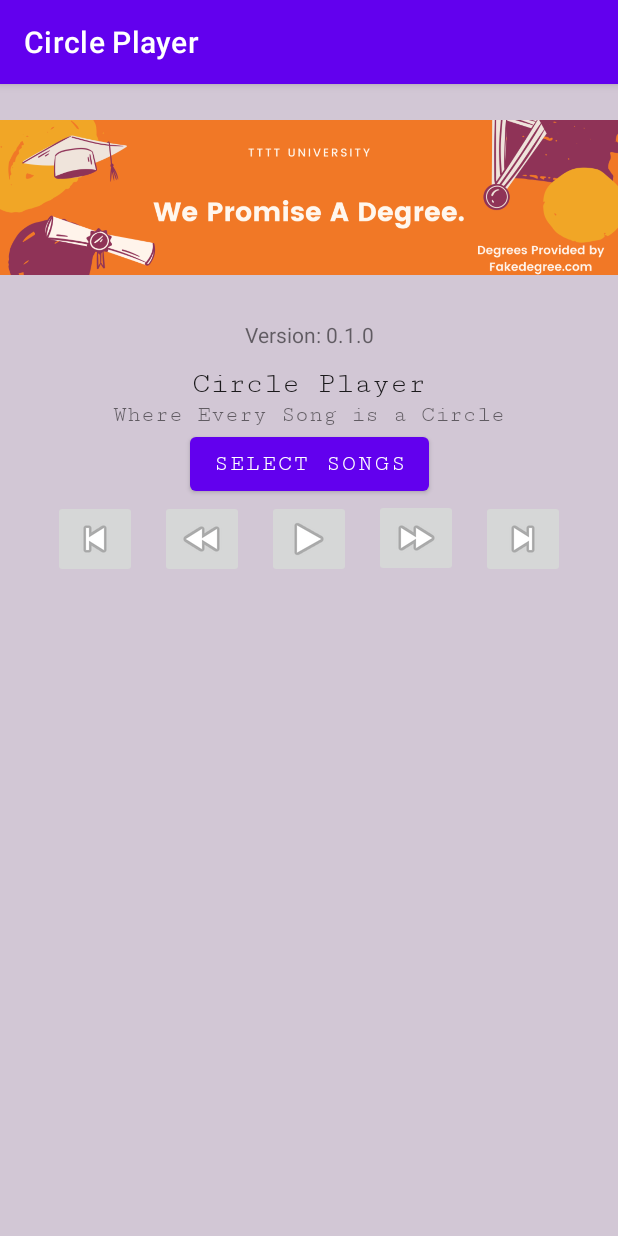
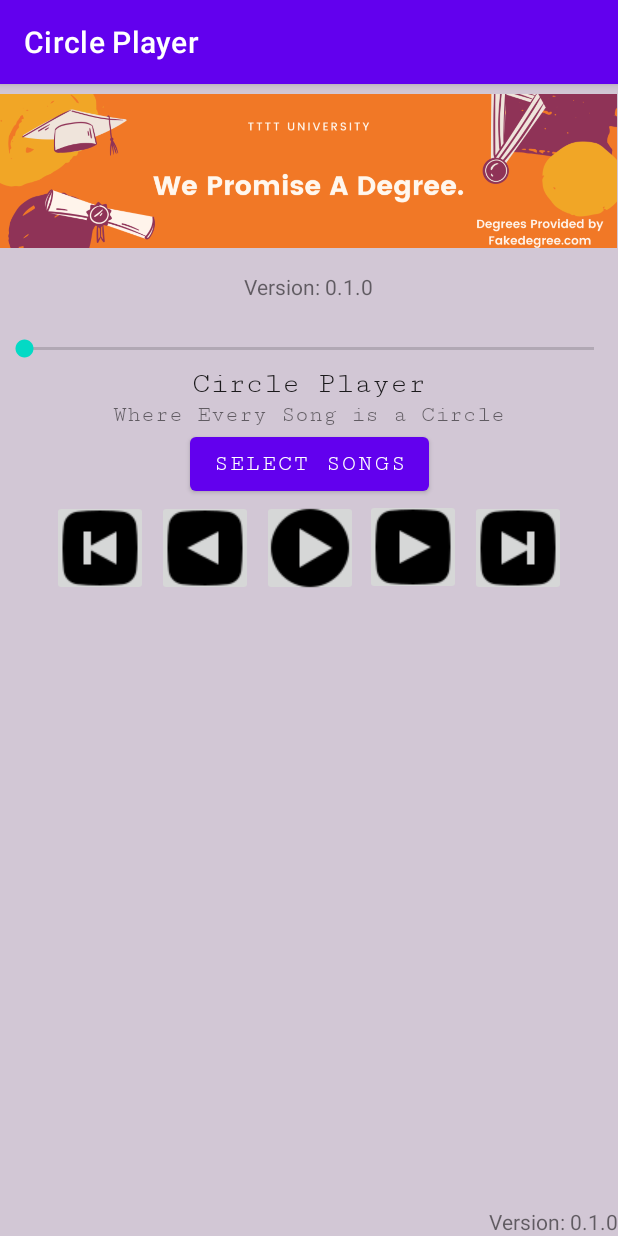
Before and after one commit to CalebEpps/MusicPlayer, an Android app: the screen it shows after launch (MainActivity), on a phone screen of 412 x 824 dp. Run offline under Robolectric (Android 15) with nearby library versions, the phone set to English and light mode, and no system bars; libraries missing offline, so code that uses them is left out: abhishekti7.unicorn.filepicker, com.github.florent37.viewanimator, org.json.simple; 5 statements that could not run were skipped.

Commit message:
- Added a Usable Seek Bar - Added a timer that displays the song's time. - Updated the button icons
- TODO:Scream.

```diff
--- a/app/src/main/java/com/example/musicplayer/MainActivity.java
+++ b/app/src/main/java/com/example/musicplayer/MainActivity.java
@@ -3,24 +3,23 @@ package com.example.musicplayer;
 import static android.content.ContentValues.TAG;
 
 import android.Manifest;
+import android.app.AlarmManager;
+import android.app.PendingIntent;
 import android.content.Context;
 import android.content.Intent;
 import android.content.pm.ActivityInfo;
 import android.content.pm.PackageManager;
-import android.graphics.drawable.Drawable;
 import android.media.MediaPlayer;
 import android.os.Build;
 import android.os.Bundle;
 import android.os.Environment;
 import android.os.Handler;
-import android.text.Editable;
-import android.text.TextWatcher;
 import android.util.Log;
 import android.view.View;
 import android.widget.Button;
-import android.widget.EditText;
 import android.widget.ImageButton;
 import android.widget.ImageView;
+import android.widget.SeekBar;
 import android.widget.TextView;
 import android.widget.Toast;
 
@@ -35,6 +34,7 @@ import androidx.recyclerview.widget.RecyclerView;
 import java.io.File;
 import java.io.IOException;
 import java.util.ArrayList;
+import java.util.Calendar;
 
 import abhishekti7.unicorn.filepicker.UnicornFilePicker;
 import abhishekti7.unicorn.filepicker.utils.Constants;
@@ -71,16 +71,13 @@ public class MainActivity extends AppCompatActivity {
     // Only allows the user to choose popular audio file types.
     String[] filters = {"mp3","ogg","wav","m4a"};
 
-    // This boolean is no longer used. It WAS being used for testing purposes regarding the rw and ff functionality
-    boolean progressEnable = true;
-
-    String temp = null;
-
     // Here we declare our handler. It allows us to run things asyncronously on the same
     // or different threads.
     Handler handler = new Handler();
     // This is the image view of our banner. We'll initialize it a bit later.
     ImageView adBanner;
+    TextView currentTimePlaying;
+    SeekBar seekBar;
 
     // These variables are used to process and run the ad banners. :)
     int[] adBannerPaths = {R.drawable.ad_one, R.drawable.ad_two, R.drawable.ad_three, R.drawable.ad_four,
@@ -88,7 +85,7 @@ public class MainActivity extends AppCompatActivity {
     CyclicDoubleInt adBannerCDLL = new CyclicDoubleInt();
     CyclicDoubleInt.IntNode currentAd;
     // This runnable is infinite and runs every few seconds to change our banner ad.
-    Runnable runnable = new Runnable() {
+    Runnable adRunnable = new Runnable() {
         @Override
         public void run() {
     // Set our image to the next ad in the currentAd CDLL
@@ -96,16 +93,36 @@ public class MainActivity extends AppCompatActivity {
             adBanner.setImageDrawable(getResources().getDrawable(currentAd.data));
             // This works kinda like recursion, the runnable infinitely calls itself because we want the ad to infinitely cycle
             // while the app is open :D
-            handler.postDelayed(runnable, 8000);
+            handler.postDelayed(adRunnable, 8000);
+        }
+    };
+// BRUUH I DID IT.
+    // Okay so this is a time Runnable. It asyncrounously loads the time for the mediaplyer every second and displays it on the screen in a textview, no toast needed!
+    Runnable timeRunnable = new Runnable() {
+        @Override
+        public void run() {
+            int timeInSong = mp.getCurrentPosition();
+            currentTimePlaying.setText((String.format("%02d", timeInSong / 3600000)) + ":" + String.format("%02d",(timeInSong / 1000 / 60)) + ":" + String.format("%02d", (timeInSong / 1000) % 60));
+            handler.postDelayed(timeRunnable, 1000);
+
+        }
+    };
+// This seekbar runnable updates the seek bar every second :D
+    Runnable seekBarRunnable = new Runnable() {
+        @Override
+        public void run() {
+            if(mp != null) {
+                int currentPlace = mp.getCurrentPosition() / 1000;
+                seekBar.setProgress(currentPlace);
+            }
+            handler.postDelayed(seekBarRunnable, 1000);
         }
     };
 
+
+
 // This string is important for setting up our title to display. :D
     String currentlyPlaying;
-
-
-
-
 
     // onCreate Method for doing... Everything? That needs to be done at startup.
     // Dr. Dasgupta, can I have an entire class period to go over this method plz?
@@ -124,8 +141,22 @@ public class MainActivity extends AppCompatActivity {
         // This is the VERY first thing that runs and it makes sure that we have the permission to access the user's files for reading and writing songs. :)
         permissionCheck(Manifest.permission.WRITE_EXTERNAL_STORAGE, STORAGE_PERMISSION_CODE);
 
+        // Just Grabbing our buttons for java code. Don't mind it.
+        Button selectButton = findViewById(R.id.fileSelectBtn);
+        // STOP BUTTON IS INACTIVE. CAN BE ADDED BACK BY UNCOMMENTING RELEVANT CODE
+        // ImageButton stopButton = findViewById(R.id.StopButton);
+        ImageButton playButton = findViewById(R.id.playButton);
+        ImageButton skipButton = findViewById(R.id.NextBtn);
+        ImageButton prevButton = findViewById(R.id.previousBtn);
+        ImageButton ffBtn = findViewById(R.id.FFBtn);
+        ImageButton rewBtn = findViewById(R.id.rewBtn);
+
         // Initialize our ad banner variable
         adBanner = findViewById(R.id.rotatingAds);
+        // This is the song timer.
+        currentTimePlaying = findViewById(R.id.songTime);
+        // this is the seekbar variable :D
+        seekBar = findViewById(R.id.seekBar);
 
         // For loop that populates our like... 22nd CDLL at this point.
         // REMEMBER: R.id.* are all integers. We re-use our Int CDLL.
@@ -135,7 +166,10 @@ public class MainActivity extends AppCompatActivity {
         // Set the first ad to the head of our CDLL.
         currentAd = adBannerCDLL.head;
         // This asyncronously runs our delayed code to cycle the CDLL of our ad banners.
-        handler.postDelayed(runnable,0);
+        handler.postDelayed(adRunnable,0);
+        // Gotta start ALL THE HANDLER RUNNABLES LET'S GOOOOO
+        handler.postDelayed(seekBarRunnable,0);
+
 
         // Quickly Populates our recycler view song list... IIIIIIIF there are entries
         songArr = parser.getEntries();
@@ -144,6 +178,7 @@ public class MainActivity extends AppCompatActivity {
             SongAdapter adapter = new SongAdapter(songArr);
             recyclerView.setHasFixedSize(false);
             recyclerView.setLayoutManager(new LinearLayoutManager(this));
+            handler.postDelayed(timeRunnable,0);
             // Populates our CDLL With songs at startup.
             for (Song song : songArr) {
                 CDLList.insertNode(song);
@@ -180,17 +215,16 @@ public class MainActivity extends AppCompatActivity {
             @Override
             public void onPrepared(MediaPlayer mp) {
                 // Okay so this will start our audio ONCE IT'S READY
+                playButton.setImageDrawable(getResources().getDrawable(R.drawable.pause_btn));
                 currentlyPlaying = nextSong.song.getTitle();
                 songTitle.setText(currentlyPlaying);
                 currentlyPlayingText.setText("Currently Playing:");
-                toastGeneric("The Total Time for this Track is: " + mp.getDuration() / 1000 + " Seconds.");
+                seekBar.setMax(mp.getDuration() / 1000);
+             //   toastGeneric("The Total Time for this Track is: " + mp.getDuration() / 1000 + " Seconds.");
                 mp.start();
               //  isMPPlaying = true;
             }
         });
-
-
-
 
 
         // What happens when the song is done.
@@ -204,8 +238,8 @@ public class MainActivity extends AppCompatActivity {
                                 nextSong = nextSong.next;
 
                             }
+                            String pathToPlay = nextSong.song.getPath();
 
-                            String pathToPlay = nextSong.song.getPath();
 
                             try {
                                 mp.setDataSource(pathToPlay);
@@ -222,16 +256,28 @@ public class MainActivity extends AppCompatActivity {
                 }
 
         );
+// This is what happens when our seek bar is touched :O CRAZY SHIT DUDE I SWEAR TO GOD
+        seekBar.setOnSeekBarChangeListener(new SeekBar.OnSeekBarChangeListener() {
 
-        // Just Grabbing our buttons for java code. Don't mind it.
-        Button selectButton = findViewById(R.id.fileSelectBtn);
-        // STOP BUTTON IS INACTIVE. CAN BE ADDED BACK BY UNCOMMENTING RELEVANT CODE
-       // ImageButton stopButton = findViewById(R.id.StopButton);
-        ImageButton playButton = findViewById(R.id.playButton);
-        ImageButton skipButton = findViewById(R.id.NextBtn);
-        ImageButton prevButton = findViewById(R.id.previousBtn);
-        ImageButton ffBtn = findViewById(R.id.FFBtn);
-        ImageButton rewBtn = findViewById(R.id.rewBtn);
+
+            @Override
+            public void onProgressChanged(SeekBar seekBar, int i, boolean b) {
+
+            }
+            @Override
+            public void onStartTrackingTouch(SeekBar seekBar) {
+
+            }
+// WHERE THE TRAP MUSIC AT THO
+            // I WANT A COKE
+            @Override
+            public void onStopTrackingTouch(SeekBar seekBar) {
+                if(mp != null) {
+                    mp.seekTo(seekBar.getProgress() * 1000);
+                }
+            }
+        });
+
 
 
 
@@ -248,7 +294,7 @@ public class MainActivity extends AppCompatActivity {
                     Log.e("FF NODE TIME", String.valueOf(nextSong.song.seekToNode.data));
                     //  Log.e("FFBTN", String.valueOf(mp.getDuration()));
                     // Remember fast forward is a method that does seekToNode = seekToNode.next;
-                    nextSong.song.fastFoward();
+                    nextSong.song.fastFoward(mp);
                     // So this is a little weird.... Let's go piece by piece shall we? Yes.
                     // mp.seekTo goes to that time in the song.
                     // nextSong.song gets the song object that currently exists in the nextSong node.
@@ -258,7 +304,7 @@ public class MainActivity extends AppCompatActivity {
                     // So these are just some logs that will let everyone know it is indeed skipping 30 secs
                     // into the future.
                     Log.e("CURRENT MP TIME", String.valueOf(mp.getCurrentPosition()));
-                    toastGeneric("The Current Time of the Song is: " + String.valueOf(mp.getCurrentPosition() / 1000) + " seconds.");
+                //    toastGeneric("The Current Time of the Song is: " + String.valueOf(mp.getCurrentPosition() / 1000) + " seconds.");
                 } else {
                     toastGeneric("There is no song playing right now.");
                 }
@@ -277,7 +323,7 @@ public class MainActivity extends AppCompatActivity {
                     // Sett the time 30 seconds into the future
                     // (We're assuming the user wanted to fast forward on the
                     // long press.
-                    nextSong.song.fastFoward();
+                    nextSong.song.fastFoward(mp);
                     // Aww yeah you know what time it is.
                     mp.seekTo(nextSong.song.seekToNode.data);
                     // So apparently you have to return a boolean with
@@ -319,7 +365,7 @@ public class MainActivity extends AppCompatActivity {
                     nextSong.song.rewind();
                     mp.seekTo(nextSong.song.seekToNode.data);
                     Log.e("CURRENT MP TIME", String.valueOf(mp.getCurrentPosition()));
-                    toastGeneric("The Current Time of the Song is: " + String.valueOf(mp.getCurrentPosition() / 1000) + " seconds.");
+                  //  toastGeneric("The Current Time of the Song is: " + String.valueOf((mp.getCurrentPosition() / 1000)) + " seconds.");
                 } else {
                     toastGeneric("There is no song playing right now.");
                 }
@@ -337,6 +383,7 @@ public class MainActivity extends AppCompatActivity {
                     try {
                         // This is our pause functionality here
                         if (mp.isPlaying()) {
+                            playButton.setImageDrawable(getDrawable(R.drawable.play_btn));
                             mp.pause();
                             // This variable needed to be changed here for some reason
                             // I forgot why
@@ -344,6 +391,7 @@ public class MainActivity extends AppCompatActivity {
                         } else {
                             if (!isMPStopped) {
                                 //   Log.e("MP PLAY BTN", "MP PLAY BUTTON KNEW MP WAS NOT STOPPED");
+                                playButton.setImageDrawable(getDrawable(R.drawable.pause_btn));
                                 mp.start();
                             } else {
                                 //   Log.e("MP PLAY BUTTON","MP PLAY BUTTON SAYS MP WAS STOPPED");
@@ -567,6 +615,9 @@ public class MainActivity extends AppCompatActivity {
                     RecyclerView recyclerView = (RecyclerView) findViewById(R.id.songList);
                     SongAdapter adapter = new SongAdapter(getAllSongsAfter);
                     recyclerView.setAdapter(adapter);
+                    handler.removeCallbacks(timeRunnable);
+                    handler.postDelayed(timeRunnable,0);
+
 
                     // Log.e("POPULATELISTERROR: ", "FOLDER ALREADY EXISTS.");
                 } else {
@@ -603,6 +654,7 @@ public class MainActivity extends AppCompatActivity {
                         try {
                             mp.setDataSource(pathToPlay);
                             mp.prepareAsync();
+                            handler.postDelayed(timeRunnable,0);
                         } catch (IOException e) {
                             e.printStackTrace();
                         }
--- a/app/src/main/res/layout/activity_main.xml
+++ b/app/src/main/res/layout/activity_main.xml
@@ -53,40 +53,44 @@
 
     <androidx.recyclerview.widget.RecyclerView
         android:id="@+id/songList"
-        android:layout_width="0dp"
-        android:layout_height="0dp"
-        android:layout_marginStart="1dp"
+        android:layout_width="wrap_content"
+        android:layout_height="wrap_content"
+        android:layout_marginStart="8dp"
         android:layout_marginTop="20dp"
-        android:layout_marginEnd="1dp"
-        android:layout_marginBottom="1dp"
-        app:layout_constraintBottom_toBottomOf="parent"
+        android:layout_marginEnd="8dp"
         app:layout_constraintEnd_toEndOf="parent"
+        app:layout_constraintHorizontal_bias="0.0"
         app:layout_constraintStart_toStartOf="parent"
-        app:layout_constraintTop_toBottomOf="@+id/playButton"
-        app:layout_constraintVertical_bias="0.0">
+        app:layout_constraintTop_toBottomOf="@+id/playButton">
 
     </androidx.recyclerview.widget.RecyclerView>
 
     <TextView
-        android:id="@+id/textView"
+        android:id="@+id/songTime"
         android:layout_width="wrap_content"
         android:layout_height="wrap_content"
-        android:layout_marginBottom="12dp"
+        android:layout_marginBottom="44dp"
         android:text="@string/version"
         app:layout_constraintBottom_toTopOf="@+id/textView2"
         app:layout_constraintEnd_toEndOf="parent"
-        app:layout_constraintHorizontal_bias="0.501"
+        app:layout_constraintHorizontal_bias="0.498"
         app:layout_constraintStart_toStartOf="parent" />
 
     <ImageButton
         android:id="@+id/playButton"
         android:layout_width="wrap_content"
         android:layout_height="wrap_content"
+        android:layout_marginStart="6dp"
+        android:layout_marginEnd="5dp"
+        android:layout_marginBottom="20dp"
+        android:adjustViewBounds="true"
+        android:padding="0dp"
+        android:scaleType="centerInside"
         app:layout_constraintBottom_toTopOf="@+id/songList"
-        app:layout_constraintEnd_toEndOf="parent"
-        app:layout_constraintStart_toStartOf="parent"
+        app:layout_constraintEnd_toStartOf="@+id/FFBtn"
+        app:layout_constraintStart_toEndOf="@+id/rewBtn"
         app:layout_constraintTop_toBottomOf="@+id/fileSelectBtn"
-        app:srcCompat="@android:drawable/ic_media_play"
+        app:srcCompat="@drawable/play_btn"
         tools:ignore="SpeakableTextPresentCheck" />
 
     <ImageButton
@@ -94,38 +98,47 @@
         android:layout_width="wrap_content"
         android:layout_height="wrap_content"
         android:layout_marginBottom="20dp"
+        android:adjustViewBounds="true"
+        android:padding='0dp'
+        android:scaleType="centerInside"
         app:layout_constraintBottom_toTopOf="@+id/songList"
         app:layout_constraintEnd_toEndOf="parent"
         app:layout_constraintHorizontal_bias="0.30"
         app:layout_constraintStart_toStartOf="parent"
         app:layout_constraintTop_toBottomOf="@+id/fileSelectBtn"
-        app:srcCompat="@android:drawable/ic_media_rew"
+        app:srcCompat="@drawable/rw_btn"
         tools:ignore="SpeakableTextPresentCheck" />
 
     <ImageButton
         android:id="@+id/previousBtn"
         android:layout_width="wrap_content"
         android:layout_height="wrap_content"
+        android:adjustViewBounds="true"
+        android:padding="0dp"
+        android:scaleType="centerInside"
         app:layout_constraintBottom_toTopOf="@+id/songList"
         app:layout_constraintEnd_toEndOf="parent"
         app:layout_constraintHorizontal_bias="0.10"
         app:layout_constraintStart_toStartOf="parent"
         app:layout_constraintTop_toBottomOf="@+id/fileSelectBtn"
         app:layout_constraintVertical_bias="0.0"
-        app:srcCompat="@android:drawable/ic_media_previous"
+        app:srcCompat="@drawable/prev_btn"
         tools:ignore="SpeakableTextPresentCheck" />
 
     <ImageButton
         android:id="@+id/NextBtn"
         android:layout_width="wrap_content"
         android:layout_height="wrap_content"
+        android:adjustViewBounds="true"
+        android:padding="0dp"
+        android:scaleType="centerInside"
         app:layout_constraintBottom_toTopOf="@+id/songList"
         app:layout_constraintEnd_toEndOf="parent"
         app:layout_constraintHorizontal_bias="0.90"
         app:layout_constraintStart_toStartOf="parent"
         app:layout_constraintTop_toBottomOf="@+id/fileSelectBtn"
         app:layout_constraintVertical_bias="0.0"
-        app:srcCompat="@android:drawable/ic_media_next"
+        app:srcCompat="@drawable/skip_btn"
         tools:ignore="SpeakableTextPresentCheck" />
 
     <ImageButton
@@ -133,22 +146,25 @@
         android:layout_width="wrap_content"
         android:layout_height="wrap_content"
         android:layout_marginBottom="21dp"
+        android:adjustViewBounds="true"
+        android:padding="0dp"
+        android:scaleType="centerInside"
         app:layout_constraintBottom_toTopOf="@+id/songList"
         app:layout_constraintEnd_toEndOf="parent"
         app:layout_constraintHorizontal_bias="0.70"
         app:layout_constraintStart_toStartOf="parent"
         app:layout_constraintTop_toBottomOf="@+id/fileSelectBtn"
-        app:srcCompat="@android:drawable/ic_media_ff"
+        app:srcCompat="@drawable/ff_btn"
         tools:ignore="SpeakableTextPresentCheck" />
 
     <ImageView
         android:id="@+id/rotatingAds"
-        android:layout_width="0dp"
-        android:layout_height="151dp"
+        android:layout_width="411dp"
+        android:layout_height="116dp"
         android:scaleType="centerInside"
         android:scaleX="1"
         android:scaleY="1"
-        app:layout_constraintBottom_toTopOf="@+id/textView"
+        app:layout_constraintBottom_toTopOf="@+id/songTime"
         app:layout_constraintEnd_toEndOf="parent"
         app:layout_constraintHorizontal_bias="0.0"
         app:layout_constraintStart_toStartOf="parent"
@@ -156,4 +172,27 @@
         app:layout_constraintVertical_bias="0.0"
         tools:srcCompat="@drawable/ad_one" />
 
+    <SeekBar
+        android:id="@+id/seekBar"
+        android:layout_width="0dp"
+        android:layout_height="wrap_content"
+        android:layout_marginTop="149dp"
+        android:layout_marginBottom="565dp"
+        app:layout_constraintBottom_toBottomOf="parent"
+        app:layout_constraintEnd_toEndOf="parent"
+        app:layout_constraintStart_toStartOf="parent"
+        app:layout_constraintTop_toTopOf="parent" />
+
+    <TextView
+        android:id="@+id/versionNum"
+        android:layout_width="wrap_content"
+        android:layout_height="wrap_content"
+        android:text="@string/version"
+        app:layout_constraintBottom_toBottomOf="parent"
+        app:layout_constraintEnd_toEndOf="parent"
+        app:layout_constraintHorizontal_bias="1.0"
+        app:layout_constraintStart_toStartOf="parent"
+        app:layout_constraintTop_toBottomOf="@+id/songList"
+        app:layout_constraintVertical_bias="1.0" />
+
 </androidx.constraintlayout.widget.ConstraintLayout>
```
Also changed, not shown: app/src/main/java/com/example/musicplayer/ParseSongList.java (+34 -5 lines), app/src/main/java/com/example/musicplayer/Song.java (+5 -2 lines), app/src/main/res/drawable/ff_btn.png (added), app/src/main/res/drawable/pause_btn.png (added), app/src/main/res/drawable/play_btn.png (added), app/src/main/res/drawable/prev_btn.png (added), app/src/main/res/drawable/rw_btn.png (added), app/src/main/res/drawable/skip_btn.png (added).
